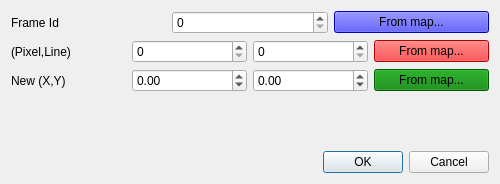
Drew973/PTS_image_loader, file correction_dialog.ui: the form before one commit.
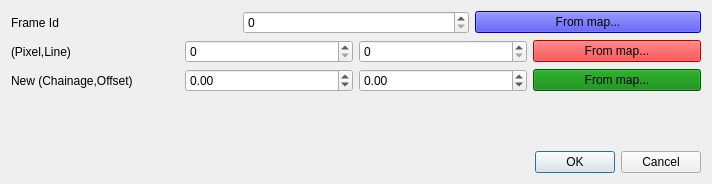
The form after the commit.

```diff
--- a/correction_dialog.ui
+++ b/correction_dialog.ui
@@ -6,7 +6,7 @@
    <rect>
     <x>0</x>
     <y>0</y>
-    <width>500</width>
+    <width>712</width>
     <height>184</height>
    </rect>
   </property>
@@ -94,7 +94,7 @@
      <item>
       <widget class="QLabel" name="label_5">
        <property name="text">
-        <string>New (X,Y)</string>
+        <string>New (Chainage,Offset)</string>
        </property>
       </widget>
      </item>
```
Left out of the diff: 6 changed lines with no effect on the pictures.
